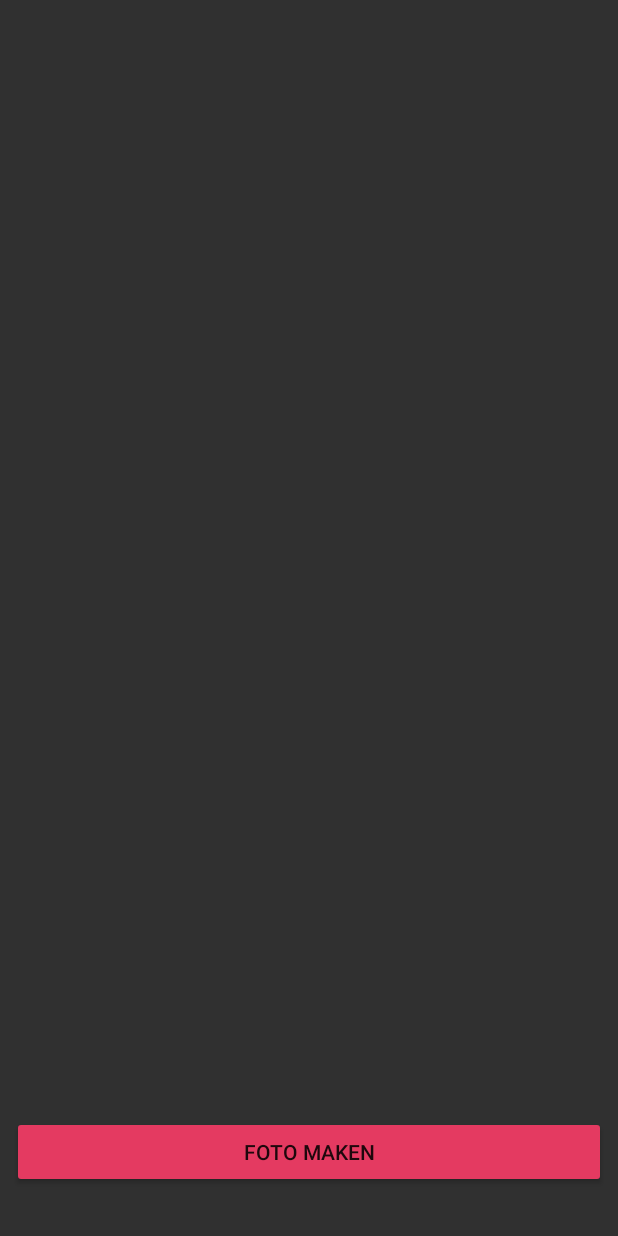
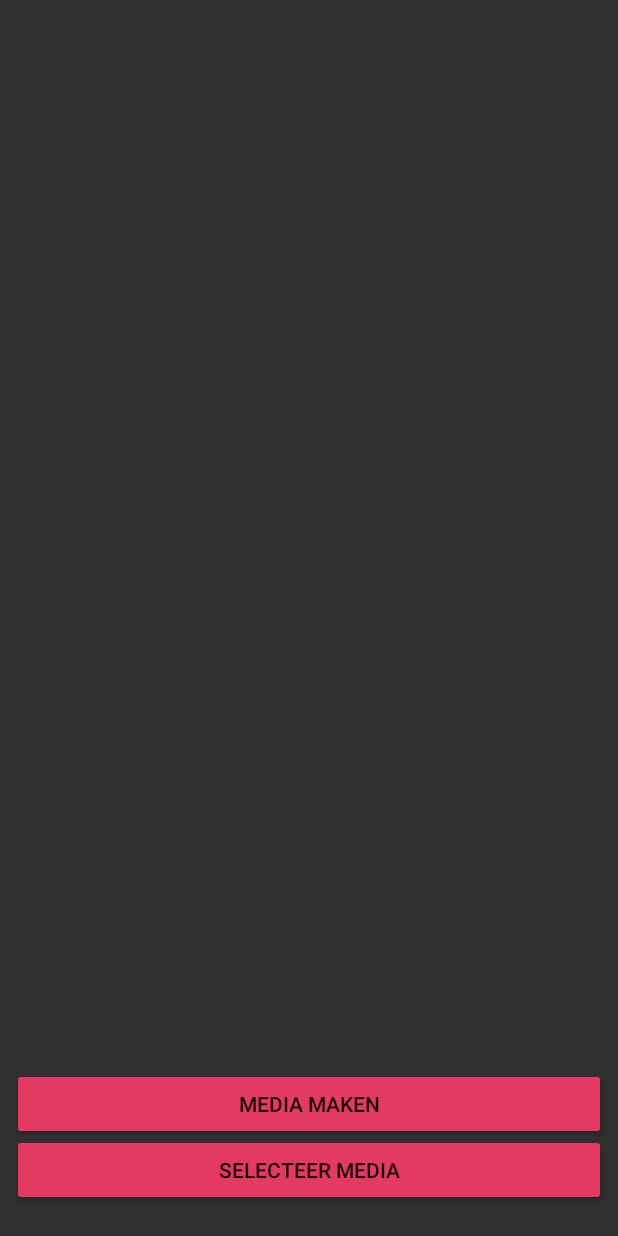
Before and after one commit to SvenWesterlaken/gemeente-breda, an Android app: the fragment NewReportMediaFragment shown on its own in the app's theme, on a phone screen of 412 x 824 dp. Run offline under Robolectric (Android 15) with nearby library versions, the phone set to English and light mode, and no system bars.

Commit message:
added select media button

```diff
--- a/app/src/main/java/com/svenwesterlaken/gemeentebreda/presentation/fragments/NewReportMediaFragment.java
+++ b/app/src/main/java/com/svenwesterlaken/gemeentebreda/presentation/fragments/NewReportMediaFragment.java
@@ -18,7 +18,7 @@ import com.svenwesterlaken.gemeentebreda.R;
 import static android.app.Activity.RESULT_OK;
 
 public class NewReportMediaFragment extends Fragment {
-    private Button mediaBTN;
+    private Button mediaBTN, selectBTN;
     private ImageView image;
 
     static final int REQUEST_IMAGE_CAPTURE = 1;
@@ -37,6 +37,9 @@ public class NewReportMediaFragment extends Fragment {
         mediaBTN = (Button) rootView.findViewById(R.id.media_btn_make);
         mediaBTN.setOnClickListener(new MediaClickListener());
 
+        selectBTN = (Button) rootView.findViewById(R.id.media_btn_select);
+        selectBTN.setOnClickListener(new SelectMediaClickListener());
+
         return rootView;
     }
 
@@ -45,6 +48,14 @@ public class NewReportMediaFragment extends Fragment {
         @Override
         public void onClick(View v) {
             dispatchTakePictureIntent();
+        }
+    }
+
+    private class SelectMediaClickListener implements View.OnClickListener {
+
+        @Override
+        public void onClick(View v) {
+
         }
     }
 
--- a/app/src/main/res/layout/fragment_new_report_media.xml
+++ b/app/src/main/res/layout/fragment_new_report_media.xml
@@ -16,24 +16,41 @@
         <ImageView
             android:id="@+id/media_IV_image"
             android:layout_width="0dp"
-            android:layout_height="450dp"
+            android:layout_height="400dp"
             android:layout_marginEnd="8dp"
             android:layout_marginLeft="8dp"
             android:layout_marginRight="8dp"
             android:layout_marginStart="8dp"
             android:elevation="2dp"
-            app:layout_constraintBottom_toTopOf="@+id/media_btn_make"
             app:layout_constraintHorizontal_bias="0.0"
             app:layout_constraintLeft_toLeftOf="parent"
             app:layout_constraintRight_toRightOf="parent"
-            android:layout_marginBottom="-48dp" />
+            android:layout_marginBottom="8dp"
+            app:layout_constraintBottom_toTopOf="@+id/media_btn_make" />
+
+        <Button
+            android:id="@+id/media_btn_select"
+            style="@style/Widget.AppCompat.Button.Colored"
+            android:layout_width="0dp"
+            android:layout_height="wrap_content"
+            android:layout_marginBottom="20dp"
+            android:layout_marginEnd="8dp"
+            android:layout_marginLeft="8dp"
+            android:layout_marginRight="8dp"
+            android:layout_marginStart="8dp"
+            android:elevation="2dp"
+            android:text="@string/select"
+            android:textColor="@color/colorLightPrimaryText"
+            app:layout_constraintBottom_toBottomOf="parent"
+            app:layout_constraintLeft_toLeftOf="parent"
+            app:layout_constraintRight_toRightOf="parent" />
 
         <Button
             android:id="@+id/media_btn_make"
             style="@style/Widget.AppCompat.Button.Colored"
             android:layout_width="0dp"
             android:layout_height="wrap_content"
-            android:layout_marginBottom="32dp"
+            android:layout_marginBottom="64dp"
             android:layout_marginEnd="8dp"
             android:layout_marginLeft="8dp"
             android:layout_marginRight="8dp"
--- a/app/src/main/res/values/strings.xml
+++ b/app/src/main/res/values/strings.xml
@@ -59,5 +59,6 @@
 
     <string name="title_activity_new_report">Nieuwe Melding</string>
     <string name="hello_blank_fragment">Hello blank fragment</string>
-    <string name="media_button">Foto Maken</string>
+    <string name="media_button">Media maken</string>
+    <string name="select">Selecteer media</string>
 </resources>
```
